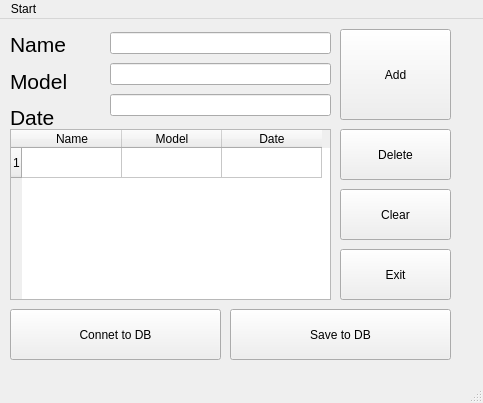
Above: mainwindow.ui from Palit-Invalid/tp_lab before the change. Below: the same form after it.
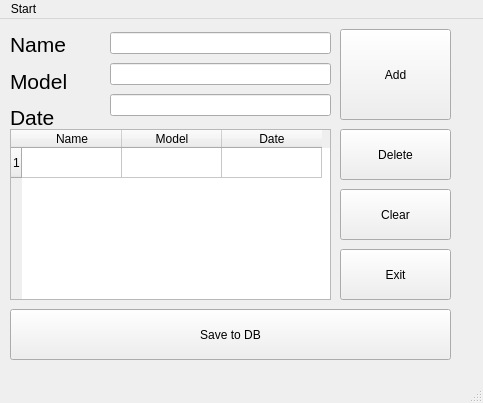
That is the form after the change.

The edit to the form file:
```diff
--- a/mainwindow.ui
+++ b/mainwindow.ui
@@ -167,25 +167,12 @@
      <string>Exit</string>
     </property>
    </widget>
-   <widget class="QPushButton" name="pushButton_5">
-    <property name="geometry">
-     <rect>
-      <x>10</x>
-      <y>290</y>
-      <width>211</width>
-      <height>51</height>
-     </rect>
-    </property>
-    <property name="text">
-     <string>Connet to DB</string>
-    </property>
-   </widget>
    <widget class="QPushButton" name="pushButton_6">
     <property name="geometry">
      <rect>
-      <x>230</x>
+      <x>10</x>
       <y>290</y>
-      <width>221</width>
+      <width>441</width>
       <height>51</height>
      </rect>
     </property>
```
